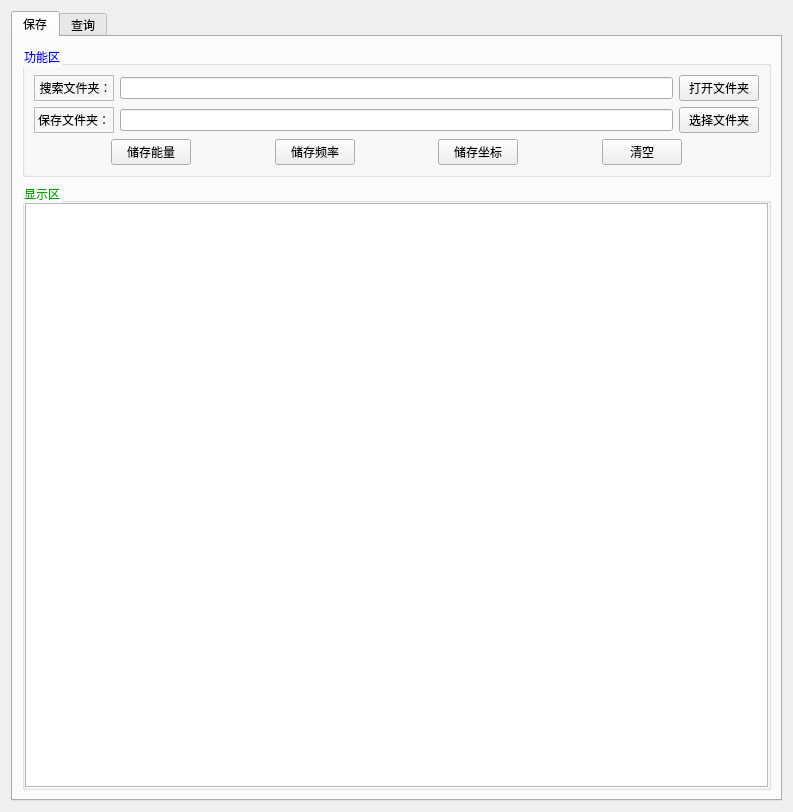
The window that Quatum/Demo/ui_quatum.ui (LeoJiaGeng/JiaGengXiong-Python-Files) describes before a commit, drawn with Qt 5.
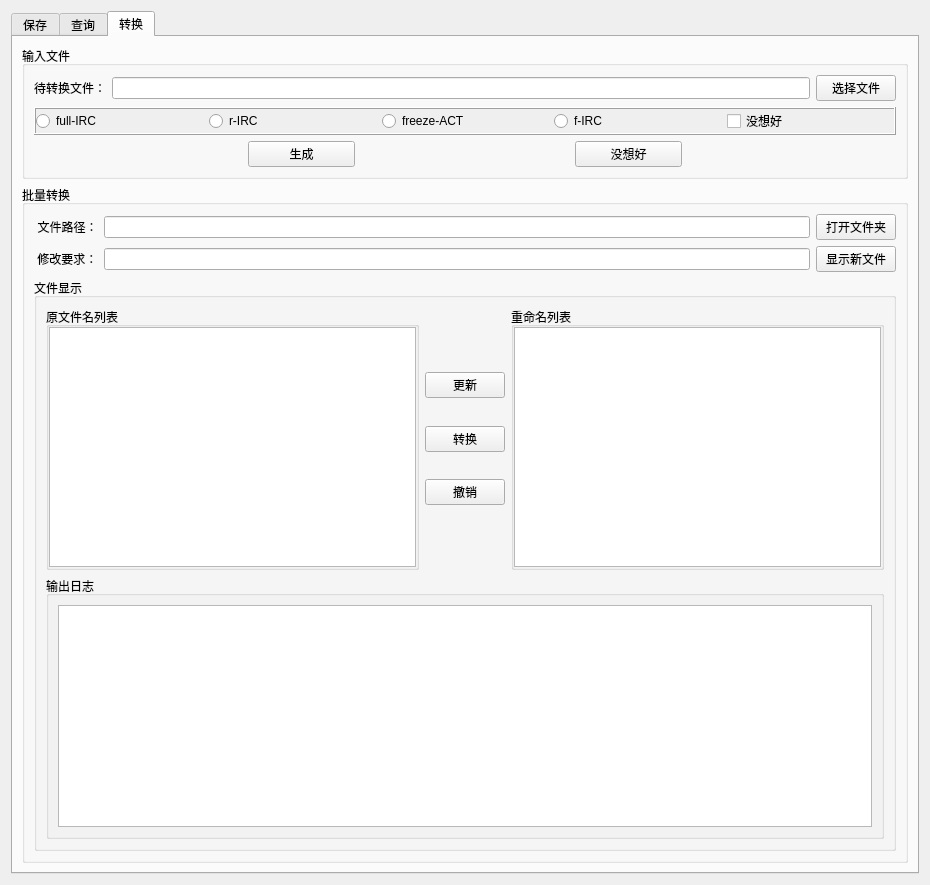
The same window after the commit. The open tabs and pages were chosen to show the change. Icons and pictures are not drawn.

Commit message: 时间：2024.1.24 内容：大版本更新，界面优化，具体内容不写

Patch:
```diff
--- a/Quatum/Demo/ui_quatum.ui
+++ b/Quatum/Demo/ui_quatum.ui
@@ -6,8 +6,8 @@
    <rect>
     <x>0</x>
     <y>0</y>
-    <width>793</width>
-    <height>812</height>
+    <width>930</width>
+    <height>885</height>
    </rect>
   </property>
   <property name="windowTitle">
@@ -49,8 +49,11 @@
           <string>功能区</string>
          </property>
          <layout class="QVBoxLayout" name="verticalLayout_4">
+          <property name="spacing">
+           <number>10</number>
+          </property>
           <item>
-           <layout class="QHBoxLayout" name="horizontalLayout_5" stretch="1,8,1">
+           <layout class="QHBoxLayout" name="horizontalLayout_5" stretch="1,7,2">
             <item>
              <widget class="QLabel" name="label_2">
               <property name="minimumSize">
@@ -62,6 +65,9 @@
               <property name="frameShape">
                <enum>QFrame::StyledPanel</enum>
               </property>
+              <property name="frameShadow">
+               <enum>QFrame::Sunken</enum>
+              </property>
               <property name="text">
                <string>&lt;html&gt;&lt;head/&gt;&lt;body&gt;&lt;p align=&quot;center&quot;&gt;搜索文件夹：&lt;/p&gt;&lt;/body&gt;&lt;/html&gt;</string>
               </property>
@@ -86,36 +92,26 @@
            </layout>
           </item>
           <item>
-           <layout class="QHBoxLayout" name="horizontalLayout_6" stretch="1,8,1">
-            <item>
+           <layout class="QHBoxLayout" name="horizontalLayout_6" stretch="1,4,1,4">
+            <item alignment="Qt::AlignHCenter">
              <widget class="QLabel" name="label_3">
               <property name="minimumSize">
                <size>
                 <width>80</width>
-                <height>20</height>
-               </size>
-              </property>
-              <property name="frameShape">
-               <enum>QFrame::StyledPanel</enum>
-              </property>
-              <property name="text">
-               <string>保存文件夹：</string>
-              </property>
-             </widget>
-            </item>
-            <item>
-             <widget class="QLineEdit" name="edit_save_files"/>
-            </item>
-            <item>
-             <widget class="QPushButton" name="btn_open_savefiles">
-              <property name="minimumSize">
-               <size>
-                <width>80</width>
                 <height>0</height>
                </size>
               </property>
+              <property name="frameShape">
+               <enum>QFrame::StyledPanel</enum>
+              </property>
+              <property name="frameShadow">
+               <enum>QFrame::Sunken</enum>
+              </property>
+              <property name="lineWidth">
+               <number>5</number>
+              </property>
               <property name="text">
-               <string>选择文件夹</string>
+               <string>保存文件名：</string>
               </property>
              </widget>
             </item>
@@ -196,26 +192,6 @@
               </property>
              </spacer>
             </item>
-            <item>
-             <widget class="QPushButton" name="btn_save_clear">
-              <property name="text">
-               <string>清空</string>
-              </property>
-             </widget>
-            </item>
-            <item>
-             <spacer name="horizontalSpacer_9">
-              <property name="orientation">
-               <enum>Qt::Horizontal</enum>
-              </property>
-              <property name="sizeHint" stdset="0">
-               <size>
-                <width>40</width>
-                <height>20</height>
-               </size>
-              </property>
-             </spacer>
-            </item>
            </layout>
           </item>
          </layout>
@@ -231,21 +207,263 @@
          <property name="title">
           <string>显示区</string>
          </property>
-         <layout class="QVBoxLayout" name="verticalLayout_6">
-          <property name="leftMargin">
-           <number>0</number>
-          </property>
-          <property name="topMargin">
-           <number>0</number>
-          </property>
-          <property name="rightMargin">
-           <number>0</number>
-          </property>
-          <property name="bottomMargin">
-           <number>0</number>
-          </property>
+         <layout class="QVBoxLayout" name="verticalLayout_13">
           <item>
-           <widget class="QPlainTextEdit" name="save_plainTextEdit"/>
+           <widget class="QGroupBox" name="groupBox_7">
+            <property name="minimumSize">
+             <size>
+              <width>0</width>
+              <height>0</height>
+             </size>
+            </property>
+            <property name="title">
+             <string>数据展示</string>
+            </property>
+            <layout class="QVBoxLayout" name="verticalLayout_6">
+             <item>
+              <layout class="QHBoxLayout" name="horizontalLayout_14" stretch="1,0,2,0,1,0,0">
+               <item>
+                <spacer name="horizontalSpacer_13">
+                 <property name="orientation">
+                  <enum>Qt::Horizontal</enum>
+                 </property>
+                 <property name="sizeHint" stdset="0">
+                  <size>
+                   <width>40</width>
+                   <height>20</height>
+                  </size>
+                 </property>
+                </spacer>
+               </item>
+               <item>
+                <widget class="QLabel" name="label_7">
+                 <property name="frameShape">
+                  <enum>QFrame::Box</enum>
+                 </property>
+                 <property name="frameShadow">
+                  <enum>QFrame::Raised</enum>
+                 </property>
+                 <property name="text">
+                  <string>数据显示</string>
+                 </property>
+                </widget>
+               </item>
+               <item>
+                <spacer name="horizontalSpacer_9">
+                 <property name="orientation">
+                  <enum>Qt::Horizontal</enum>
+                 </property>
+                 <property name="sizeHint" stdset="0">
+                  <size>
+                   <width>40</width>
+                   <height>20</height>
+                  </size>
+                 </property>
+                </spacer>
+               </item>
+               <item>
+                <widget class="QPushButton" name="btn_table_clear">
+                 <property name="text">
+                  <string>清空表格</string>
+                 </property>
+                 <property name="icon">
+                  <iconset resource="Resource/ico.qrc">
+                   <normaloff>:/ico/pictures/icos/DM_20230815124713_061.png</normaloff>:/ico/pictures/icos/DM_20230815124713_061.png</iconset>
+                 </property>
+                </widget>
+               </item>
+               <item>
+                <spacer name="horizontalSpacer_18">
+                 <property name="orientation">
+                  <enum>Qt::Horizontal</enum>
+                 </property>
+                 <property name="sizeHint" stdset="0">
+                  <size>
+                   <width>40</width>
+                   <height>20</height>
+                  </size>
+                 </property>
+                </spacer>
+               </item>
+               <item>
+                <widget class="QPushButton" name="btn_auto_adapt">
+                 <property name="text">
+                  <string>表格自适应</string>
+                 </property>
+                 <property name="icon">
+                  <iconset resource="Resource/ico.qrc">
+                   <normaloff>:/ico/pictures/icos/DM_20230815124713_026.png</normaloff>:/ico/pictures/icos/DM_20230815124713_026.png</iconset>
+                 </property>
+                 <property name="checkable">
+                  <bool>true</bool>
+                 </property>
+                 <property name="checked">
+                  <bool>true</bool>
+                 </property>
+                </widget>
+               </item>
+               <item>
+                <spacer name="horizontalSpacer_14">
+                 <property name="orientation">
+                  <enum>Qt::Horizontal</enum>
+                 </property>
+                 <property name="sizeHint" stdset="0">
+                  <size>
+                   <width>40</width>
+                   <height>20</height>
+                  </size>
+                 </property>
+                </spacer>
+               </item>
+              </layout>
+             </item>
+             <item>
+              <widget class="QTableWidget" name="tableInfo">
+               <row>
+                <property name="text">
+                 <string>第一行</string>
+                </property>
+               </row>
+               <row>
+                <property name="text">
+                 <string>第二行</string>
+                </property>
+               </row>
+               <row>
+                <property name="text">
+                 <string>第三行</string>
+                </property>
+               </row>
+               <column>
+                <property name="text">
+                 <string>文件名</string>
+                </property>
+               </column>
+               <column>
+                <property name="text">
+                 <string>Cor-Zero</string>
+                </property>
+               </column>
+               <column>
+                <property name="text">
+                 <string>Cor-Gibbs</string>
+                </property>
+               </column>
+               <column>
+                <property name="text">
+                 <string>HF</string>
+                </property>
+               </column>
+               <column>
+                <property name="text">
+                 <string>Gibbs</string>
+                </property>
+               </column>
+               <column>
+                <property name="text">
+                 <string>E</string>
+                </property>
+               </column>
+               <column>
+                <property name="text">
+                 <string>ΔG</string>
+                </property>
+               </column>
+              </widget>
+             </item>
+            </layout>
+           </widget>
+          </item>
+          <item>
+           <widget class="QGroupBox" name="groupBox_8">
+            <property name="maximumSize">
+             <size>
+              <width>16777215</width>
+              <height>200</height>
+             </size>
+            </property>
+            <property name="title">
+             <string>日志输出</string>
+            </property>
+            <layout class="QVBoxLayout" name="verticalLayout_12">
+             <item>
+              <layout class="QHBoxLayout" name="horizontalLayout_15">
+               <item>
+                <spacer name="horizontalSpacer_15">
+                 <property name="orientation">
+                  <enum>Qt::Horizontal</enum>
+                 </property>
+                 <property name="sizeHint" stdset="0">
+                  <size>
+                   <width>40</width>
+                   <height>20</height>
+                  </size>
+                 </property>
+                </spacer>
+               </item>
+               <item>
+                <widget class="QLabel" name="label_8">
+                 <property name="frameShape">
+                  <enum>QFrame::Box</enum>
+                 </property>
+                 <property name="frameShadow">
+                  <enum>QFrame::Raised</enum>
+                 </property>
+                 <property name="lineWidth">
+                  <number>1</number>
+                 </property>
+                 <property name="midLineWidth">
+                  <number>0</number>
+                 </property>
+                 <property name="text">
+                  <string>输出日志</string>
+                 </property>
+                </widget>
+               </item>
+               <item>
+                <spacer name="horizontalSpacer_16">
+                 <property name="orientation">
+                  <enum>Qt::Horizontal</enum>
+                 </property>
+                 <property name="sizeHint" stdset="0">
+                  <size>
+                   <width>40</width>
+                   <height>20</height>
+                  </size>
+                 </property>
+                </spacer>
+               </item>
+               <item>
+                <widget class="QPushButton" name="btn_save_clear">
+                 <property name="text">
+                  <string>清空日志</string>
+                 </property>
+                 <property name="icon">
+                  <iconset resource="Resource/ico.qrc">
+                   <normaloff>:/ico/pictures/icos/DM_20230815124713_061.png</normaloff>:/ico/pictures/icos/DM_20230815124713_061.png</iconset>
+                 </property>
+                </widget>
+               </item>
+               <item>
+                <spacer name="horizontalSpacer_17">
+                 <property name="orientation">
+                  <enum>Qt::Horizontal</enum>
+                 </property>
+                 <property name="sizeHint" stdset="0">
+                  <size>
+                   <width>40</width>
+                   <height>20</height>
+                  </size>
+                 </property>
+                </spacer>
+               </item>
+              </layout>
+             </item>
+             <item>
+              <widget class="QPlainTextEdit" name="save_plainTextEdit"/>
+             </item>
+            </layout>
+           </widget>
           </item>
          </layout>
         </widget>
@@ -382,6 +600,427 @@
        </item>
       </layout>
      </widget>
+     <widget class="QWidget" name="tab">
+      <attribute name="icon">
+       <iconset resource="Resource/ico.qrc">
+        <normaloff>:/ico/pictures/icos/DM_20230815124713_050.png</normaloff>:/ico/pictures/icos/DM_20230815124713_050.png</iconset>
+      </attribute>
+      <attribute name="title">
+       <string>转换</string>
+      </attribute>
+      <layout class="QVBoxLayout" name="verticalLayout_8">
+       <item>
+        <widget class="QGroupBox" name="groupBox_3">
+         <property name="maximumSize">
+          <size>
+           <width>16777215</width>
+           <height>150</height>
+          </size>
+         </property>
+         <property name="title">
+          <string>输入文件</string>
+         </property>
+         <layout class="QVBoxLayout" name="verticalLayout_7">
+          <item>
+           <layout class="QHBoxLayout" name="horizontalLayout_7">
+            <item>
+             <widget class="QLabel" name="label_5">
+              <property name="text">
+               <string>待转换文件：</string>
+              </property>
+             </widget>
+            </item>
+            <item>
+             <widget class="QLineEdit" name="lineEdit"/>
+            </item>
+            <item>
+             <widget class="QPushButton" name="btn_sel_file">
+              <property name="text">
+               <string>选择文件</string>
+              </property>
+             </widget>
+            </item>
+           </layout>
+          </item>
+          <item>
+           <widget class="QFrame" name="frame">
+            <property name="maximumSize">
+             <size>
+              <width>16777215</width>
+              <height>35</height>
+             </size>
+            </property>
+            <property name="autoFillBackground">
+             <bool>true</bool>
+            </property>
+            <property name="styleSheet">
+             <string notr="true"/>
+            </property>
+            <property name="frameShape">
+             <enum>QFrame::Box</enum>
+            </property>
+            <property name="frameShadow">
+             <enum>QFrame::Raised</enum>
+            </property>
+            <property name="lineWidth">
+             <number>1</number>
+            </property>
+            <layout class="QVBoxLayout" name="verticalLayout_9">
+             <property name="leftMargin">
+              <number>0</number>
+             </property>
+             <property name="topMargin">
+              <number>0</number>
+             </property>
+             <property name="rightMargin">
+              <number>0</number>
+             </property>
+             <property name="bottomMargin">
+              <number>0</number>
+             </property>
+             <item>
+              <layout class="QHBoxLayout" name="horizontalLayout_9">
+               <item>
+                <widget class="QRadioButton" name="radioButton">
+                 <property name="text">
+                  <string>full-IRC</string>
+                 </property>
+                </widget>
+               </item>
+               <item>
+                <widget class="QRadioButton" name="radioButton_2">
+                 <property name="text">
+                  <string>r-IRC</string>
+                 </property>
+                </widget>
+               </item>
+               <item>
+                <widget class="QRadioButton" name="radioButton_6">
+                 <property name="text">
+                  <string>freeze-ACT</string>
+                 </property>
+                </widget>
+               </item>
+               <item>
+                <widget class="QRadioButton" name="radioButton_3">
+                 <property name="text">
+                  <string>f-IRC</string>
+                 </property>
+                </widget>
+               </item>
+               <item>
+                <widget class="QCheckBox" name="checkBox">
+                 <property name="text">
+                  <string>没想好</string>
+                 </property>
+                </widget>
+               </item>
+              </layout>
+             </item>
+            </layout>
+           </widget>
+          </item>
+          <item>
+           <layout class="QHBoxLayout" name="horizontalLayout_8" stretch="2,1,2,1,2">
+            <item>
+             <spacer name="horizontalSpacer_10">
+              <property name="orientation">
+               <enum>Qt::Horizontal</enum>
+              </property>
+              <property name="sizeHint" stdset="0">
+               <size>
+                <width>40</width>
+                <height>20</height>
+               </size>
+              </property>
+             </spacer>
+            </item>
+            <item>
+             <widget class="QPushButton" name="pushButton">
+              <property name="text">
+               <string>生成</string>
+              </property>
+             </widget>
+            </item>
+            <item>
+             <spacer name="horizontalSpacer_11">
+              <property name="orientation">
+               <enum>Qt::Horizontal</enum>
+              </property>
+              <property name="sizeHint" stdset="0">
+               <size>
+                <width>40</width>
+                <height>20</height>
+               </size>
+              </property>
+             </spacer>
+            </item>
+            <item>
+             <widget class="QPushButton" name="pushButton_2">
+              <property name="text">
+               <string>没想好</string>
+              </property>
+             </widget>
+            </item>
+            <item>
+             <spacer name="horizontalSpacer_12">
+              <property name="orientation">
+               <enum>Qt::Horizontal</enum>
+              </property>
+              <property name="sizeHint" stdset="0">
+               <size>
+                <width>40</width>
+                <height>20</height>
+               </size>
+              </property>
+             </spacer>
+            </item>
+           </layout>
+          </item>
+         </layout>
+        </widget>
+       </item>
+       <item>
+        <widget class="QGroupBox" name="groupBox_4">
+         <property name="title">
+          <string>批量转换</string>
+         </property>
+         <layout class="QVBoxLayout" name="verticalLayout_11">
+          <item>
+           <layout class="QHBoxLayout" name="horizontalLayout_12">
+            <item>
+             <widget class="QLabel" name="label_6">
+              <property name="enabled">
+               <bool>true</bool>
+              </property>
+              <property name="text">
+               <string> 文件路径：</string>
+              </property>
+              <property name="alignment">
+               <set>Qt::AlignCenter</set>
+              </property>
+             </widget>
+            </item>
+            <item>
+             <widget class="QLineEdit" name="edit_trans_folder"/>
+            </item>
+            <item>
+             <widget class="QPushButton" name="btn_trans_open_folder">
+              <property name="text">
+               <string>打开文件夹</string>
+              </property>
+              <property name="icon">
+               <iconset resource="Resource/ico.qrc">
+                <normaloff>:/ico/pictures/icos/DM_20230815124713_069.png</normaloff>:/ico/pictures/icos/DM_20230815124713_069.png</iconset>
+              </property>
+             </widget>
+            </item>
+           </layout>
+          </item>
+          <item>
+           <layout class="QHBoxLayout" name="horizontalLayout_16">
+            <item>
+             <widget class="QLabel" name="label_10">
+              <property name="enabled">
+               <bool>true</bool>
+              </property>
+              <property name="minimumSize">
+               <size>
+                <width>0</width>
+                <height>23</height>
+               </size>
+              </property>
+              <property name="text">
+               <string> 修改要求：</string>
+              </property>
+             </widget>
+            </item>
+            <item>
+             <widget class="QLineEdit" name="edit_trans_ruler"/>
+            </item>
+            <item>
+             <widget class="QPushButton" name="btn_check_new_name">
+              <property name="text">
+               <string>显示新文件</string>
+              </property>
+              <property name="icon">
+               <iconset resource="Resource/ico.qrc">
+                <normaloff>:/ico/pictures/icos/DM_20230815124713_069.png</normaloff>:/ico/pictures/icos/DM_20230815124713_069.png</iconset>
+              </property>
+             </widget>
+            </item>
+           </layout>
+          </item>
+          <item>
+           <widget class="QGroupBox" name="groupBox_9">
+            <property name="title">
+             <string>文件显示</string>
+            </property>
+            <layout class="QVBoxLayout" name="verticalLayout_14">
+             <item>
+              <layout class="QHBoxLayout" name="horizontalLayout_13">
+               <item>
+                <widget class="QGroupBox" name="groupBox_5">
+                 <property name="title">
+                  <string>原文件名列表</string>
+                 </property>
+                 <layout class="QHBoxLayout" name="horizontalLayout_11">
+                  <property name="spacing">
+                   <number>0</number>
+                  </property>
+                  <property name="leftMargin">
+                   <number>0</number>
+                  </property>
+                  <property name="topMargin">
+                   <number>0</number>
+                  </property>
+                  <property name="rightMargin">
+                   <number>0</number>
+                  </property>
+                  <property name="bottomMargin">
+                   <number>0</number>
+                  </property>
+                  <item>
+                   <widget class="QPlainTextEdit" name="plainTextEdit_trans_origin"/>
+                  </item>
+                 </layout>
+                </widget>
+               </item>
+               <item>
+                <layout class="QVBoxLayout" name="verticalLayout_10" stretch="3,0,1,0,1,0,3">
+                 <item>
+                  <spacer name="verticalSpacer_3">
+                   <property name="orientation">
+                    <enum>Qt::Vertical</enum>
+                   </property>
+                   <property name="sizeHint" stdset="0">
+                    <size>
+                     <width>20</width>
+                     <height>40</height>
+                    </size>
+                   </property>
+                  </spacer>
+                 </item>
+                 <item>
+                  <widget class="QPushButton" name="btn_trans_refresh">
+                   <property name="text">
+                    <string>更新</string>
+                   </property>
+                   <property name="icon">
+                    <iconset resource="Resource/ico.qrc">
+                     <normaloff>:/ico/pictures/icos/DM_20230815124713_009.png</normaloff>:/ico/pictures/icos/DM_20230815124713_009.png</iconset>
+                   </property>
+                  </widget>
+                 </item>
+                 <item>
+                  <spacer name="verticalSpacer_4">
+                   <property name="orientation">
+                    <enum>Qt::Vertical</enum>
+                   </property>
+                   <property name="sizeHint" stdset="0">
+                    <size>
+                     <width>20</width>
+                     <height>40</height>
+                    </size>
+                   </property>
+                  </spacer>
+                 </item>
+                 <item>
+                  <widget class="QPushButton" name="btn_transfer">
+                   <property name="text">
+                    <string>转换</string>
+                   </property>
+                   <property name="icon">
+                    <iconset resource="Resource/ico.qrc">
+                     <normaloff>:/ico/pictures/icos/DM_20230815124713_051.png</normaloff>:/ico/pictures/icos/DM_20230815124713_051.png</iconset>
+                   </property>
+                  </widget>
+                 </item>
+                 <item>
+                  <spacer name="verticalSpacer_2">
+                   <property name="orientation">
+                    <enum>Qt::Vertical</enum>
+                   </property>
+                   <property name="sizeHint" stdset="0">
+                    <size>
+                     <width>20</width>
+                     <height>40</height>
+                    </size>
+                   </property>
+                  </spacer>
+                 </item>
+                 <item>
+                  <widget class="QPushButton" name="btn_trans_clear">
+                   <property name="text">
+                    <string>撤销</string>
+                   </property>
+                   <property name="icon">
+                    <iconset resource="Resource/ico.qrc">
+                     <normaloff>:/ico/pictures/icos/DM_20230815124713_034.png</normaloff>:/ico/pictures/icos/DM_20230815124713_034.png</iconset>
+                   </property>
+                  </widget>
+                 </item>
+                 <item>
+                  <spacer name="verticalSpacer">
+                   <property name="orientation">
+                    <enum>Qt::Vertical</enum>
+                   </property>
+                   <property name="sizeHint" stdset="0">
+                    <size>
+                     <width>20</width>
+                     <height>40</height>
+                    </size>
+                   </property>
+                  </spacer>
+                 </item>
+                </layout>
+               </item>
+               <item>
+                <widget class="QGroupBox" name="groupBox_6">
+                 <property name="title">
+                  <string>重命名列表</string>
+                 </property>
+                 <layout class="QHBoxLayout" name="horizontalLayout_10">
+                  <property name="leftMargin">
+                   <number>0</number>
+                  </property>
+                  <property name="topMargin">
+                   <number>0</number>
+                  </property>
+                  <property name="rightMargin">
+                   <number>0</number>
+                  </property>
+                  <property name="bottomMargin">
+                   <number>0</number>
+                  </property>
+                  <item>
+                   <widget class="QPlainTextEdit" name="plainTextEdit_trans_new"/>
+                  </item>
+                 </layout>
+                </widget>
+               </item>
+              </layout>
+             </item>
+             <item>
+              <widget class="QGroupBox" name="groupBox_10">
+               <property name="title">
+                <string>输出日志</string>
+               </property>
+               <layout class="QVBoxLayout" name="verticalLayout_15">
+                <item>
+                 <widget class="QPlainTextEdit" name="plainTextEdit_trans_log"/>
+                </item>
+               </layout>
+              </widget>
+             </item>
+            </layout>
+           </widget>
+          </item>
+         </layout>
+        </widget>
+       </item>
+      </layout>
+     </widget>
     </widget>
    </item>
   </layout>
```
Left out of the diff: 76 changed lines with no effect on the pictures. The commit also changes 24 other files.
